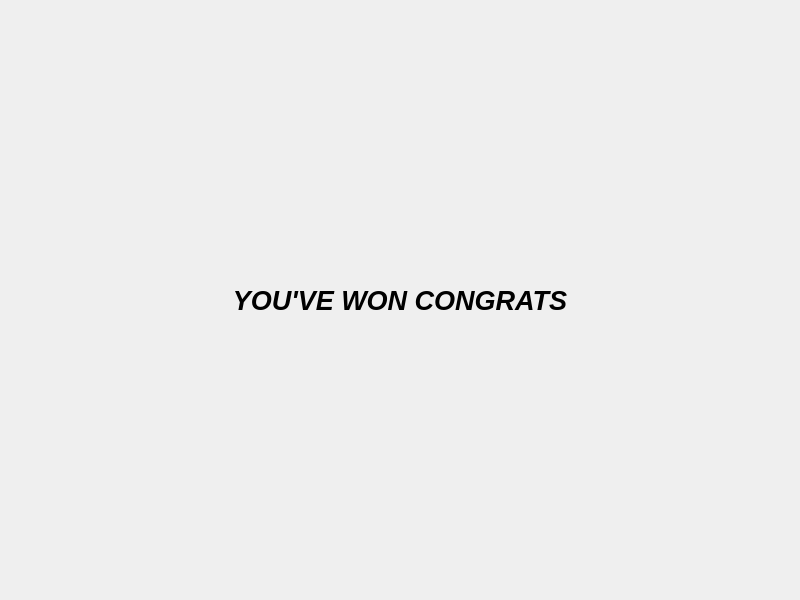
This is Crossword_GUI_Project/Crossword_GUI/winwindow.ui in Mark-S2004/Crossword-Game-Trie as Qt 5 draws it before an edit. The edited form follows.
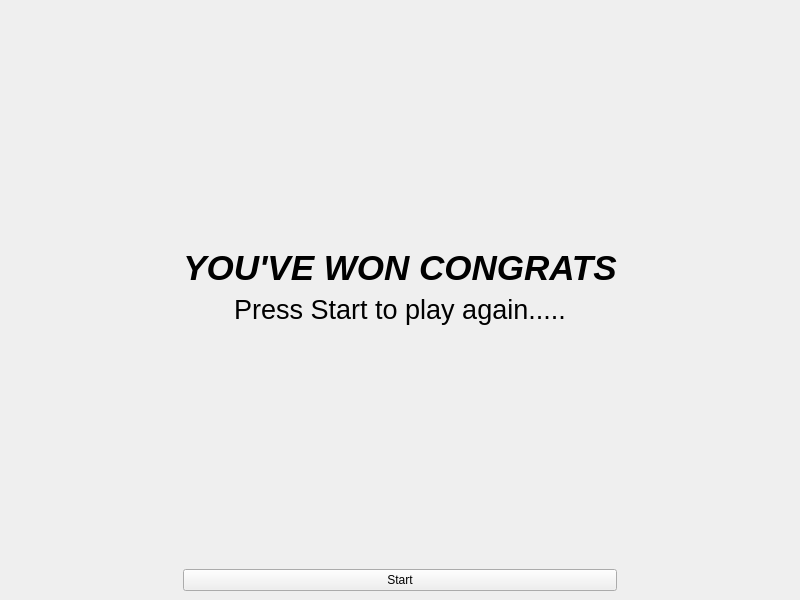
This is the edited form.

Patch:
```diff
--- a/Crossword_GUI_Project/Crossword_GUI/winwindow.ui
+++ b/Crossword_GUI_Project/Crossword_GUI/winwindow.ui
@@ -14,16 +14,101 @@
    <string>MainWindow</string>
   </property>
   <widget class="QWidget" name="centralwidget">
-   <layout class="QGridLayout" name="gridLayout">
+   <layout class="QGridLayout" name="gridLayout_2">
     <item row="0" column="0">
-     <widget class="QLabel" name="label">
+     <layout class="QGridLayout" name="gridLayout">
+      <item row="4" column="1">
+       <widget class="QLabel" name="label_2">
       <property name="font">
        <font>
         <pointsize>20</pointsize>
+         </font>
+        </property>
+        <property name="text">
+         <string>Press Start to play again.....</string>
+        </property>
+        <property name="alignment">
+         <set>Qt::AlignCenter</set>
+        </property>
+       </widget>
+      </item>
+      <item row="2" column="1">
+       <spacer name="verticalSpacer">
+        <property name="orientation">
+         <enum>Qt::Vertical</enum>
+        </property>
+        <property name="sizeHint" stdset="0">
+         <size>
+          <width>20</width>
+          <height>40</height>
+         </size>
+        </property>
+       </spacer>
+      </item>
+      <item row="6" column="2">
+       <spacer name="horizontalSpacer_2">
+        <property name="orientation">
+         <enum>Qt::Horizontal</enum>
+        </property>
+        <property name="sizeHint" stdset="0">
+         <size>
+          <width>40</width>
+          <height>20</height>
+         </size>
+        </property>
+       </spacer>
+      </item>
+      <item row="6" column="0">
+       <spacer name="horizontalSpacer">
+        <property name="orientation">
+         <enum>Qt::Horizontal</enum>
+        </property>
+        <property name="sizeHint" stdset="0">
+         <size>
+          <width>40</width>
+          <height>20</height>
+         </size>
+        </property>
+       </spacer>
+      </item>
+      <item row="6" column="1">
+       <widget class="QPushButton" name="switchGameButton">
+        <property name="text">
+         <string>Start</string>
+        </property>
+       </widget>
+      </item>
+      <item row="5" column="1">
+       <spacer name="verticalSpacer_2">
+        <property name="orientation">
+         <enum>Qt::Vertical</enum>
+        </property>
+        <property name="sizeHint" stdset="0">
+         <size>
+          <width>20</width>
+          <height>40</height>
+         </size>
+        </property>
+       </spacer>
+      </item>
+      <item row="3" column="1">
+       <widget class="QLabel" name="label">
+        <property name="sizePolicy">
+         <sizepolicy hsizetype="Preferred" vsizetype="Preferred">
+          <horstretch>0</horstretch>
+          <verstretch>0</verstretch>
+         </sizepolicy>
+        </property>
+        <property name="font">
+         <font>
+          <pointsize>26</pointsize>
         <italic>true</italic>
         <bold>true</bold>
        </font>
       </property>
+        <property name="frameShape">
+         <enum>QFrame::NoFrame</enum>
+        </property>
       <property name="text">
        <string>YOU'VE WON CONGRATS</string>
       </property>
@@ -31,6 +116,8 @@
        <set>Qt::AlignCenter</set>
       </property>
      </widget>
+      </item>
+     </layout>
     </item>
    </layout>
   </widget>
```
Lines whose indentation alone changed are shown as unchanged.
